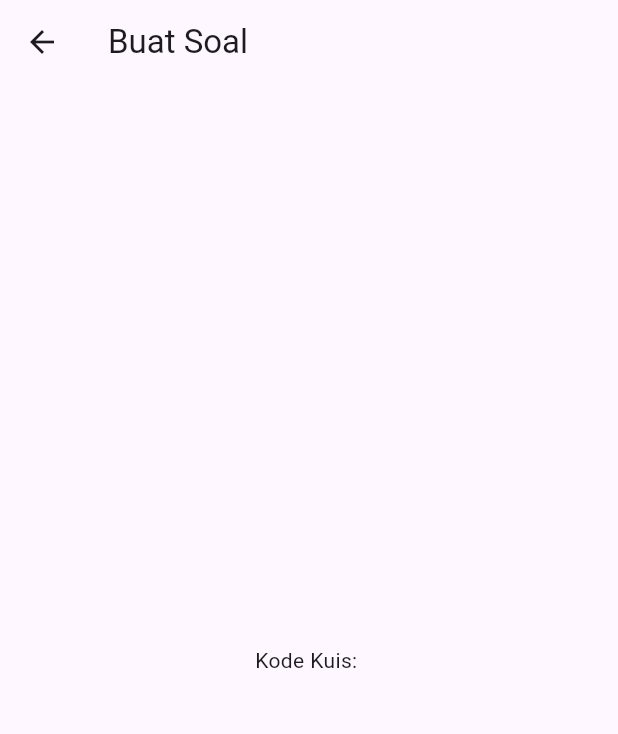
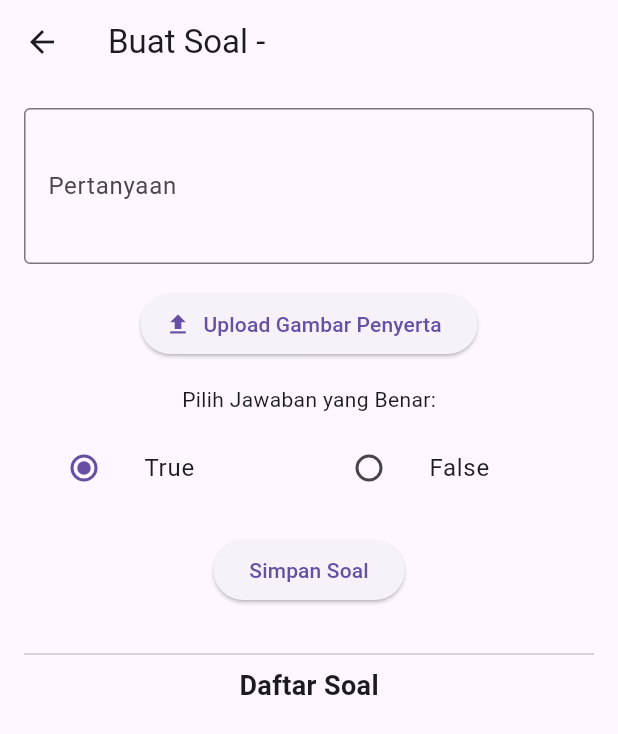
Before and after one commit to Jeyajia/tubesMobApp-4, a Flutter app: the BuatSoalPage screen opened directly with empty values, on a phone screen of 412 x 824 dp. Shown: the top 734 px of the screen. Run offline on Flutter 3.47's test engine with Material 3 defaults, Android fonts, the phone set to English and light mode, and no system bars; our stand-ins replace gallery_saver, qr_flutter, supabase_flutter; accounts and stored records are empty.

Commit message:
Tab Soal

```diff
--- a/lib/buat_soal.dart
+++ b/lib/buat_soal.dart
@@ -1,16 +1,180 @@
 import 'package:flutter/material.dart';
+import 'package:supabase_flutter/supabase_flutter.dart';
 
-class BuatSoalPage extends StatelessWidget {
+class BuatSoalPage extends StatefulWidget {
   final String kode_kuis;
 
   const BuatSoalPage({Key? key, required this.kode_kuis}) : super(key: key);
 
   @override
+  State<BuatSoalPage> createState() => _BuatSoalPageState();
+}
+
+class _BuatSoalPageState extends State<BuatSoalPage> {
+  final TextEditingController _pertanyaanController = TextEditingController();
+  String? _gambarPath;
+  bool _jawabanBenar = true;
+  List<Map<String, dynamic>> _soalList = [];
+
+  @override
+  void initState() {
+    super.initState();
+    _loadSoal();
+  }
+
+  Future<void> _loadSoal() async {
+    try {
+      final response = await Supabase.instance.client
+          .from('pertanyaan')
+          .select()
+          .eq('kode_kuis', widget.kode_kuis);
+
+      setState(() {
+        _soalList = List<Map<String, dynamic>>.from(response);
+      });
+    } catch (e) {
+      ScaffoldMessenger.of(context).showSnackBar(
+        SnackBar(content: Text('Gagal memuat soal: $e')),
+      );
+    }
+  }
+
+  Future<void> _tambahSoal() async {
+    if (_pertanyaanController.text.isEmpty) {
+      ScaffoldMessenger.of(context).showSnackBar(
+        const SnackBar(content: Text('Harap isi pertanyaan')),
+      );
+      return;
+    }
+
+    try {
+      // Perubahan utama: Menggunakan .rpc() atau menambahkan header
+      await Supabase.instance.client.from('pertanyaan').insert({
+        'kode_kuis': widget.kode_kuis,
+        'pertanyaan': _pertanyaanController.text,
+        'gambar_path': _gambarPath,
+        'teks_true': 'True',
+        'teks_false': 'False',
+        'jawaban_benar': _jawabanBenar,
+      }).select();
+
+      // Reset form
+      _pertanyaanController.clear();
+      setState(() {
+        _gambarPath = null;
+        _jawabanBenar = true;
+      });
+
+      await _loadSoal();
+    } catch (e) {
+      ScaffoldMessenger.of(context).showSnackBar(
+        SnackBar(content: Text('Gagal menyimpan soal: $e')),
+      );
+    }
+  }
+
+  @override
   Widget build(BuildContext context) {
     return Scaffold(
-      appBar: AppBar(title: Text('Buat Soal')),
-      body: Center(
-        child: Text('Kode Kuis: $kode_kuis'), // tes tampilkan kode
+      appBar: AppBar(title: Text('Buat Soal - ${widget.kode_kuis}')),
+      body: Padding(
+        padding: const EdgeInsets.all(16.0),
+        child: Column(
+          children: [
+            // Form tambah soal
+            TextField(
+              controller: _pertanyaanController,
+              decoration: const InputDecoration(
+                labelText: 'Pertanyaan',
+                border: OutlineInputBorder(),
+              ),
+              maxLines: 3,
+            ),
+            const SizedBox(height: 16),
+            ElevatedButton.icon(
+              onPressed: () async {
+                // Implementasi upload gambar bisa ditambahkan di sini
+              },
+              icon: const Icon(Icons.upload),
+              label: const Text('Upload Gambar Penyerta'),
+            ),
+            const SizedBox(height: 16),
+            // Opsi Jawaban True/False
+            const Text('Pilih Jawaban yang Benar:'),
+            const SizedBox(height: 8),
+            Row(
+              children: [
+                Expanded(
+                  child: ListTile(
+                    title: const Text('True'),
+                    leading: Radio<bool>(
+                      value: true,
+                      groupValue: _jawabanBenar,
+                      onChanged: (bool? value) {
+                        setState(() {
+                          _jawabanBenar = value ?? true;
+                        });
+                      },
+                    ),
+                  ),
+                ),
+                Expanded(
+                  child: ListTile(
+                    title: const Text('False'),
+                    leading: Radio<bool>(
+                      value: false,
+                      groupValue: _jawabanBenar,
+                      onChanged: (bool? value) {
+                        setState(() {
+                          _jawabanBenar = value ?? false;
+                        });
+                      },
+                    ),
+                  ),
+                ),
+              ],
+            ),
+            const SizedBox(height: 16),
+            ElevatedButton(
+              onPressed: _tambahSoal,
+              child: const Text('Simpan Soal'),
+            ),
+            const SizedBox(height: 24),
+            const Divider(),
+            const Text(
+              'Daftar Soal',
+              style: TextStyle(fontSize: 18, fontWeight: FontWeight.bold),
+            ),
+            const SizedBox(height: 8),
+            // List soal
+            Expanded(
+              child: ListView.builder(
+                itemCount: _soalList.length,
+                itemBuilder: (context, index) {
+                  final soal = _soalList[index];
+                  return Card(
+                    child: ListTile(
+                      title: Text(soal['pertanyaan'] ?? ''),
+                      subtitle: Text(
+                        'Jawaban benar: ${soal['jawaban_benar'] == true ? 'True' : 'False'}',
+                      ),
+                      trailing: IconButton(
+                        icon: const Icon(Icons.delete),
+                        onPressed: () async {
+                          await Supabase.instance.client
+                              .from('pertanyaan')
+                              .delete()
+                              .eq('id', soal['id']);
+                          await _loadSoal();
+                        },
+                      ),
+                    ),
+                  );
+                },
+              ),
+            ),
+          ],
+        ),
       ),
     );
   }
```
